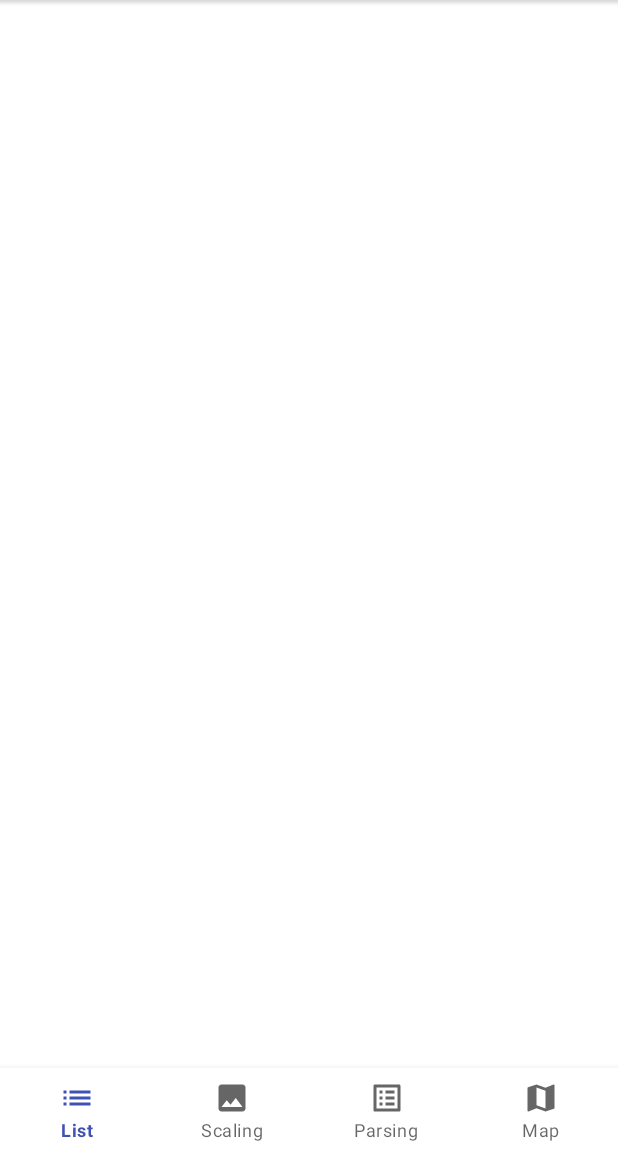
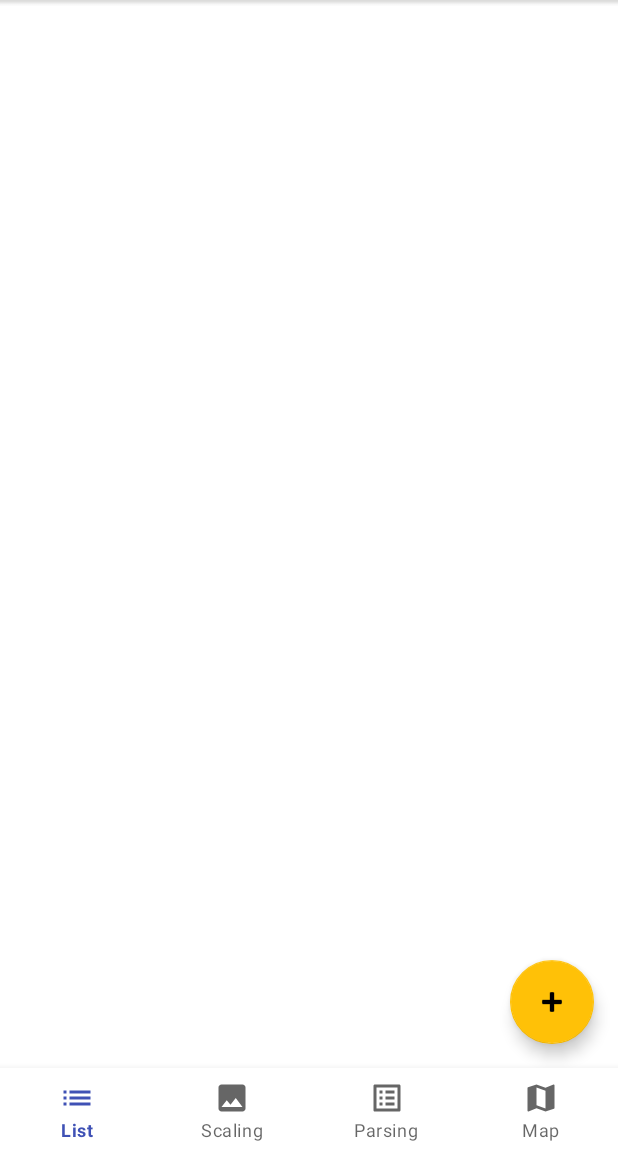
Before and after one commit to CesPaul/LSPM, an Android app: the screen it shows after launch (MainActivity), on a phone screen of 412 x 824 dp, the part 84-1236 px from its top. Run offline under Robolectric (Android 15) with nearby library versions, the phone set to English and light mode, and no system bars.

Commit message:
Возможность добавления и удаления элементов списка. Диалоговые окна, всплывающее меню.

```diff
--- /dev/null
+++ b/app/src/main/java/com/cespaul/lspm/model/ListItem.kt
@@ -0,0 +1,6 @@
+package com.cespaul.lspm.model
+
+data class ListItem(
+    var id: Int,
+    var nameItem: String
+)
--- /dev/null
+++ b/app/src/main/java/com/cespaul/lspm/model/repository/ListRepository.kt
@@ -0,0 +1,20 @@
+package com.cespaul.lspm.model.repository
+
+import com.cespaul.lspm.model.ListItem
+import java.util.*
+
+interface ListRepository {
+
+    fun addItem(item: ListItem)
+
+    fun editItem(item: ListItem)
+
+    fun deleteItem(item: ListItem)
+
+    fun getList(): ArrayList<ListItem>
+
+    fun getItemCount(): Int
+
+    fun getItemAt(index: Int): ListItem
+
+}
--- a/app/src/main/java/com/cespaul/lspm/ui/pages/list/ListView.kt
+++ b/app/src/main/java/com/cespaul/lspm/ui/pages/list/ListView.kt
@@ -1,5 +1,18 @@
 package com.cespaul.lspm.ui.pages.list
 
 import com.cespaul.lspm.base.fragment.BaseFragmentView
+import com.cespaul.lspm.model.ListItem
 
-interface ListView : BaseFragmentView
+interface ListView : BaseFragmentView {
+
+    fun showToast(message: String?)
+
+    fun showAddDialog(onConfirmListener: (ListItem) -> Unit)
+
+    fun showDeleteDialog(onConfirmListener: () -> Unit)
+
+    fun showEditDialog(
+        listItem: ListItem,
+        onConfirmListener: (ListItem) -> Unit
+    )
+}
--- a/app/src/main/res/layout/fragment_list.xml
+++ b/app/src/main/res/layout/fragment_list.xml
@@ -1,12 +1,24 @@
 <?xml version="1.0" encoding="utf-8"?>
 <FrameLayout xmlns:android="http://schemas.android.com/apk/res/android"
+    xmlns:app="http://schemas.android.com/apk/res-auto"
     xmlns:tools="http://schemas.android.com/tools"
     android:layout_width="match_parent"
     android:layout_height="match_parent">
 
     <androidx.recyclerview.widget.RecyclerView
+        android:id="@+id/list_recycler"
         android:layout_width="match_parent"
         android:layout_height="match_parent"
         tools:listitem="@android:layout/activity_list_item" />
 
+    <com.google.android.material.floatingactionbutton.FloatingActionButton
+        android:id="@+id/add_item_fab"
+        android:layout_width="wrap_content"
+        android:layout_height="wrap_content"
+        android:layout_gravity="end|bottom"
+        android:layout_margin="16dp"
+        android:src="@android:drawable/ic_input_add"
+        app:backgroundTint="@color/colorAccent"
+        app:rippleColor="@color/colorPrimaryDark" />
+
 </FrameLayout>
--- /dev/null
+++ b/app/src/main/res/menu/list_item_long_click_menu.xml
@@ -0,0 +1,14 @@
+<?xml version="1.0" encoding="utf-8"?>
+<menu xmlns:android="http://schemas.android.com/apk/res/android">
+
+    <item
+        android:id="@+id/item_edit"
+        android:enabled="false"
+        android:title="@string/long_menu_edit" />
+
+    <item
+        android:id="@+id/item_delete"
+        android:enabled="true"
+        android:title="@string/long_menu_delete" />
+
+</menu>
--- a/app/src/main/res/values/strings.xml
+++ b/app/src/main/res/values/strings.xml
@@ -1,13 +1,31 @@
 <resources>
     <string name="app_name">LSPM</string>
+
+    <!-- Dialogs -->
+    <string name="add_title">Создание элемента</string>
+    <string name="add_item_name">Название элемента</string>
+    <string name="done_add_item">Создать</string>
+    <string name="revert_add_item">Отменить</string>
+
+    <string name="delete_title">Удаление элемента</string>
+    <string name="done_delete_item">Удалить</string>
+    <string name="revert_delete_item">Отменить</string>
+
+    <string name="edit_title">Редактирование элемента</string>
+    <string name="edit_item_name">Новое название элемента</string>
+    <string name="done_edit_item">Изменить</string>
+    <string name="revert_edit_item">Отменить</string>
+
+    <!-- Menu -->
     <string name="bottom_navigation_list">List</string>
     <string name="bottom_navigation_scaling">Scaling</string>
     <string name="bottom_navigation_parsing">Parsing</string>
     <string name="bottom_navigation_map">Map</string>
 
-    <!-- Temp Resources -->
-    <string name="temp_list">List Fragment</string>
-    <string name="temp_scaling">Scaling Fragment</string>
-    <string name="temp_parsing">Parsing Fragment</string>
-    <string name="temp_map">Map Fragment</string>
+    <!-- Context Menu Long Click -->
+    <string name="long_menu_edit">Редактировать</string>
+    <string name="long_menu_delete">Удалить</string>
+
+    <!-- Toast Messages -->
+    <string name="empty_field">Поля не должны быть пустыми!</string>
 </resources>
```
Also changed, not shown: app/src/main/java/com/cespaul/lspm/model/repository/ListRepositoryImpl.kt (added, +35 -0 lines), app/src/main/java/com/cespaul/lspm/ui/pages/list/ListFragment.kt (+114 -0 lines), app/src/main/java/com/cespaul/lspm/ui/pages/list/ListPresenter.kt (+64 -2 lines), app/src/main/java/com/cespaul/lspm/ui/pages/list/ListRvAdapter.kt (added, +58 -0 lines), app/src/main/res/layout/dialog_add_list_item.xml (added, +41 -0 lines), app/src/main/res/layout/dialog_delete_list_item.xml (added, +24 -0 lines), app/src/main/res/layout/dialog_edit_list_item.xml (added, +47 -0 lines), app/src/main/res/layout/item_list_row.xml (added, +25 -0 lines).
